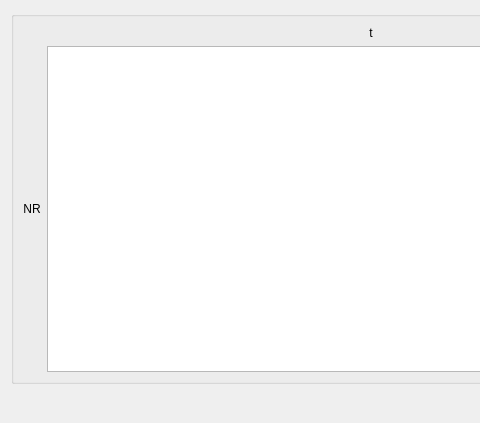
Old version of the form gnatt.ui in the repository zelpold/schedule; both pictures show x 0 to 480 and y 0 to 423 of the 742 by 423 pixel window.
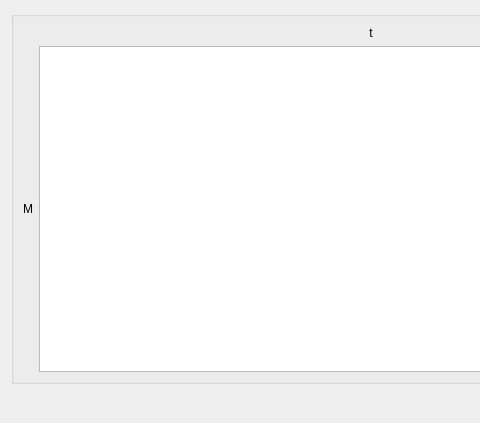
New version of the form.

```diff
--- a/gnatt.ui
+++ b/gnatt.ui
@@ -40,7 +40,7 @@
             <item>
              <widget class="QLabel" name="label">
               <property name="text">
-               <string>&lt;html&gt;&lt;head/&gt;&lt;body&gt;&lt;p align=&quot;center&quot;&gt;NR&lt;/p&gt;&lt;/body&gt;&lt;/html&gt;</string>
+               <string>&lt;html&gt;&lt;head/&gt;&lt;body&gt;&lt;p align=&quot;center&quot;&gt;M&lt;/p&gt;&lt;/body&gt;&lt;/html&gt;</string>
               </property>
              </widget>
             </item>
```
